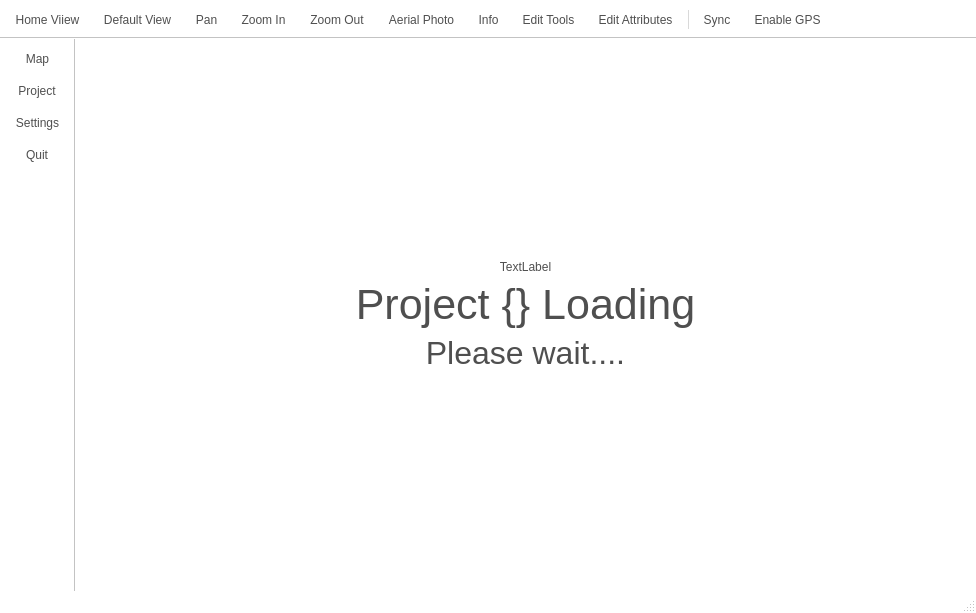
roam-qgis/Roam, file src/qmap/ui_mainwindow.ui: the form before one commit.
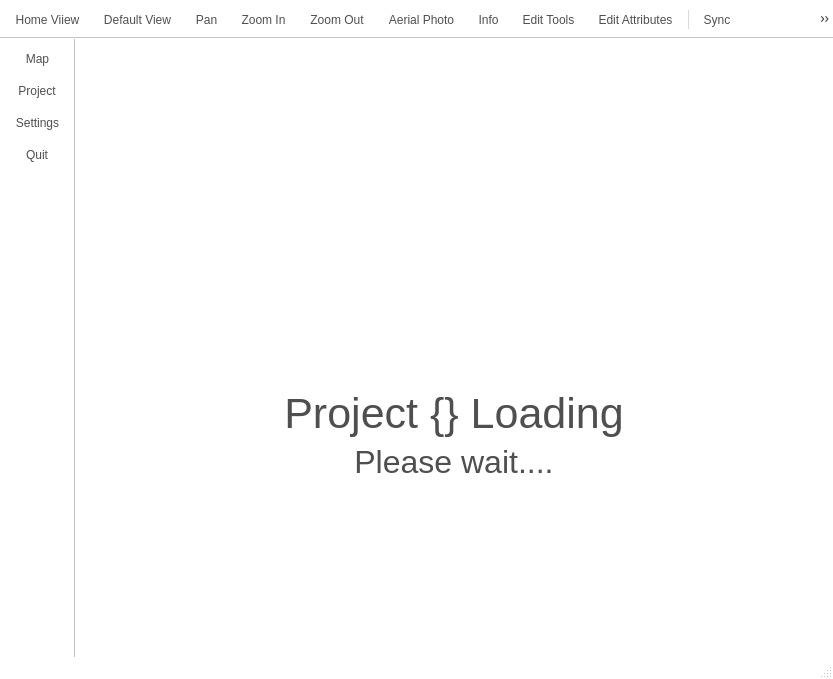
The form after the commit. The open tabs and pages were chosen to show the change. Icons and pictures are not drawn. Custom widgets are drawn as their Qt base class.

Commit message: Add project and user labels to status bar Connect zoom to extent button

The edit to the form file:
```diff
--- a/src/qmap/ui_mainwindow.ui
+++ b/src/qmap/ui_mainwindow.ui
@@ -6,10 +6,16 @@
    <rect>
     <x>0</x>
     <y>0</y>
-    <width>976</width>
-    <height>613</height>
+    <width>833</width>
+    <height>679</height>
    </rect>
   </property>
+  <property name="sizePolicy">
+   <sizepolicy hsizetype="Preferred" vsizetype="Preferred">
+    <horstretch>0</horstretch>
+    <verstretch>0</verstretch>
+   </sizepolicy>
+  </property>
   <property name="windowTitle">
    <string>IntraMaps Roam: Moblie Data Collection</string>
   </property>
@@ -130,6 +136,12 @@
        </layout>
       </widget>
       <widget class="QWidget" name="loadin_page">
+       <property name="sizePolicy">
+        <sizepolicy hsizetype="Ignored" vsizetype="Ignored">
+         <horstretch>0</horstretch>
+         <verstretch>0</verstretch>
+        </sizepolicy>
+       </property>
        <layout class="QVBoxLayout" name="verticalLayout">
         <item>
          <spacer name="verticalSpacer_2">
@@ -146,8 +158,14 @@
         </item>
         <item>
          <widget class="QLabel" name="projectimage">
+          <property name="sizePolicy">
+           <sizepolicy hsizetype="Expanding" vsizetype="Expanding">
+            <horstretch>0</horstretch>
+            <verstretch>0</verstretch>
+           </sizepolicy>
+          </property>
           <property name="text">
-           <string>TextLabel</string>
+           <string/>
           </property>
           <property name="scaledContents">
            <bool>true</bool>
@@ -278,7 +296,7 @@
     <bool>false</bool>
    </attribute>
    <addaction name="actionHome"/>
-   <addaction name="actionDefault_View"/>
+   <addaction name="actionDefault"/>
    <addaction name="actionPan"/>
    <addaction name="actionZoom_In"/>
    <addaction name="actionZoom_Out"/>
@@ -353,7 +371,7 @@
     <string>Home Viiew</string>
    </property>
   </action>
-  <action name="actionDefault_View">
+  <action name="actionDefault">
    <property name="icon">
     <iconset resource="resources.qrc">
      <normaloff>:/icons/zoomfull</normaloff>:/icons/zoomfull</iconset>
```
The commit also changes 1 other file.
